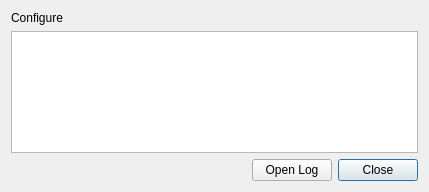
Qt form ui/status_dialog.ui (cheind/reconstructme-qt) before a commit.
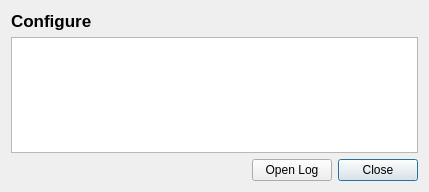
The same form after that commit.

Commit message: bold face.

The edit to the form file:
```diff
--- a/ui/status_dialog.ui
+++ b/ui/status_dialog.ui
@@ -78,7 +78,14 @@
       </widget>
      </item>
      <item row="0" column="0" colspan="5">
-      <widget class="QLabel" name="label">
+      <widget class="QLabel" name="lblStatusDialogHeader">
+       <property name="font">
+        <font>
+         <pointsize>13</pointsize>
+         <weight>75</weight>
+         <bold>true</bold>
+        </font>
+       </property>
        <property name="text">
         <string>Configure</string>
        </property>
```
The commit also changes 1 other file.
